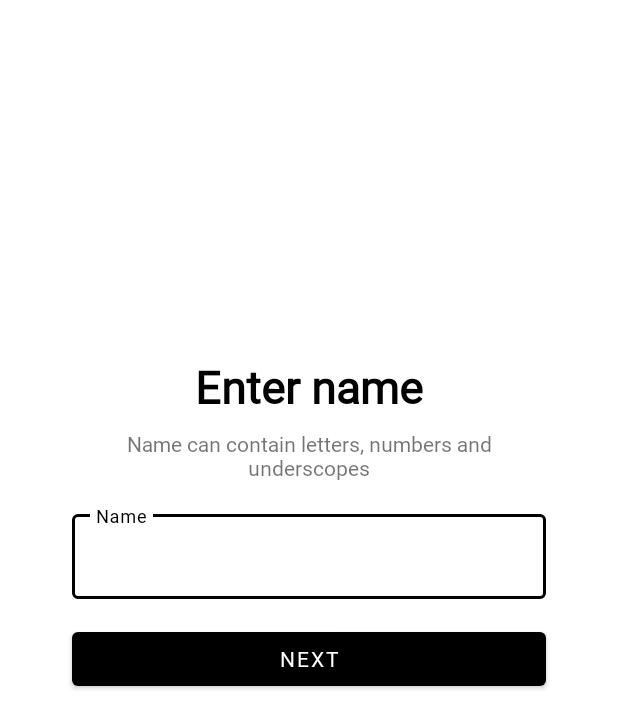
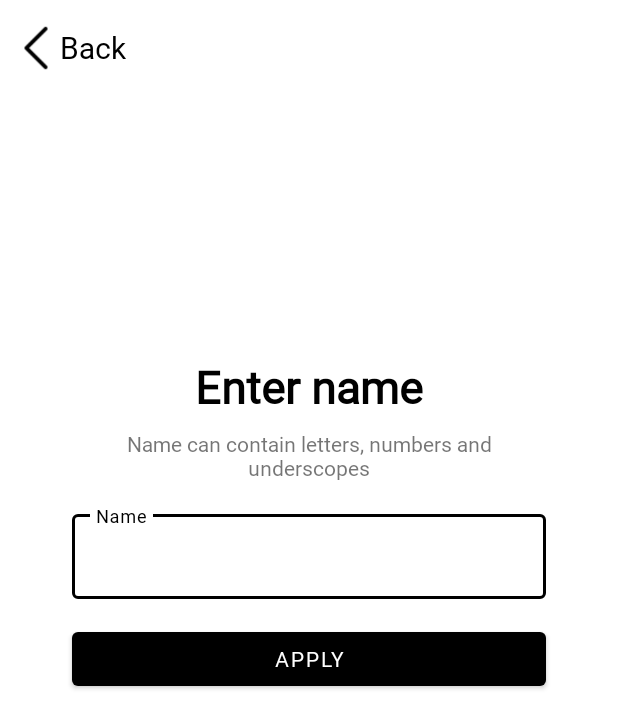
Before and after one commit to pavel-ryzhov/sea_battle, an Android app: the screen it shows after launch (MainActivity), on a phone screen of 412 x 824 dp. Shown: the top 728 px of the screen. Run offline under Robolectric (Android 15) with nearby library versions, the light colour scheme and no system bars; our stand-ins replace Dagger/Hilt's generated code; Roboto replaces fonts that are not available here.

Commit message:
commit 6

```diff
--- a/app/src/main/java/com/example/sea_battle/data/services/game/GameService.kt
+++ b/app/src/main/java/com/example/sea_battle/data/services/game/GameService.kt
@@ -10,6 +10,7 @@ abstract class GameService {
     abstract val clickLiveData: MutableLiveData<IntArray?>
     abstract val gameFinishedLiveData: MutableLiveData<Pair<Int, List<Ship>>?>
     abstract val otherPlayerExitedLiveData: MutableLiveData<Unit>
+    abstract val connectionErrorLiveData: MutableLiveData<Unit>
     abstract val otherPlayerShips: List<Ship>
     abstract val thisPlayerShips: List<Ship>
 
@@ -21,4 +22,5 @@ abstract class GameService {
     abstract fun postExit()
     abstract fun notifyThisPlayerIsReadyToStart(list: List<Ship>)
     abstract fun isJoined(): Boolean
+    abstract fun notifyFragmentDestroyed()
 }
--- a/app/src/main/java/com/example/sea_battle/presentation/auth/AuthFragment.kt
+++ b/app/src/main/java/com/example/sea_battle/presentation/auth/AuthFragment.kt
@@ -44,6 +44,9 @@ class AuthFragment : Fragment(){
             executeLiveData = true
             viewModel.checkName(binding.editTextName.text.toString())
         }
+        binding.relativeLayoutBack.setOnClickListener {
+            requireActivity().onBackPressed()
+        }
         subscribeOnLiveData()
     }
     private fun subscribeOnLiveData(){
--- a/app/src/main/res/layout/fragment_auth.xml
+++ b/app/src/main/res/layout/fragment_auth.xml
@@ -3,6 +3,31 @@
     xmlns:app="http://schemas.android.com/apk/res-auto"
     android:layout_width="match_parent"
     android:layout_height="match_parent">
+
+    <RelativeLayout
+        android:id="@+id/relativeLayoutBack"
+        android:layout_width="wrap_content"
+        android:layout_height="32dp"
+        android:layout_marginStart="8dp"
+        android:layout_marginTop="16dp"
+        app:layout_constraintStart_toStartOf="parent"
+        app:layout_constraintTop_toTopOf="parent">
+
+        <androidx.appcompat.widget.AppCompatImageView
+            android:id="@+id/imageViewBack"
+            android:layout_width="32dp"
+            android:layout_height="32dp"
+            android:background="@drawable/icon_back" />
+
+        <androidx.appcompat.widget.AppCompatTextView
+            android:layout_width="wrap_content"
+            android:layout_height="match_parent"
+            android:layout_toEndOf="@id/imageViewBack"
+            android:gravity="center_vertical"
+            android:text="@string/back"
+            android:textColor="@color/foregroundColor"
+            android:textSize="20sp" />
+    </RelativeLayout>
 
     <com.google.android.material.textview.MaterialTextView
         android:id="@+id/textViewEnterName"
@@ -59,7 +84,7 @@
         android:layout_height="wrap_content"
         android:layout_marginHorizontal="48dp"
         android:layout_marginVertical="16dp"
-        android:text="@string/next"
+        android:text="@string/apply"
         app:layout_constraintBottom_toBottomOf="parent"
         app:layout_constraintTop_toBottomOf="@id/textInputLayoutName"
         app:layout_constraintVertical_chainStyle="packed" />
--- a/app/src/main/res/layout/fragment_playground.xml
+++ b/app/src/main/res/layout/fragment_playground.xml
@@ -14,7 +14,7 @@
         android:id="@+id/constraintLayoutLoading"
         android:layout_width="match_parent"
         android:layout_height="match_parent"
-        android:background="#AA888888">
+        android:background="@color/loadingBackground">
 
         <com.google.android.material.textview.MaterialTextView
             android:id="@+id/textView"
--- a/app/src/main/res/layout/fragment_start_game.xml
+++ b/app/src/main/res/layout/fragment_start_game.xml
@@ -18,7 +18,7 @@
         android:id="@+id/constraintLayoutLoading"
         android:layout_width="match_parent"
         android:layout_height="match_parent"
-        android:background="#AA888888">
+        android:background="@color/loadingBackground">
 
         <com.google.android.material.textview.MaterialTextView
             android:id="@+id/textView"
@@ -58,7 +58,7 @@
             android:layout_marginStart="8dp"
             android:layout_marginEnd="4dp"
             android:layout_weight="1"
-            android:text="@string/back" />
+            android:text="@string/exit" />
 
         <com.google.android.material.button.MaterialButton
             android:id="@+id/buttonReady"
--- a/app/src/main/res/values-night/colors.xml
+++ b/app/src/main/res/values-night/colors.xml
@@ -2,4 +2,5 @@
 <resources>
     <color name="foregroundColor">#FFFFFFFF</color>
     <color name="backgroundColor">#FF000000</color>
+    <color name="loadingBackground">#AA444444</color>
 </resources>
--- a/app/src/main/res/values/colors.xml
+++ b/app/src/main/res/values/colors.xml
@@ -10,4 +10,5 @@
 
     <color name="foregroundColor">#FF000000</color>
     <color name="backgroundColor">#FFFFFFFF</color>
+    <color name="loadingBackground">#AA888888</color>
 </resources>
--- a/app/src/main/res/values/strings.xml
+++ b/app/src/main/res/values/strings.xml
@@ -40,6 +40,8 @@
     <string name="play_again">Play again</string>
     <string name="do_you_really_want_to_exit">Do you really want to exit?</string>
     <string name="another_player_left_the_game">Another player left the game</string>
+    <string name="apply">Apply</string>
+    <string name="connection_error">Connection error!</string>
 
     <string-array name="coords">
         <item>A</item>
```
Also changed, not shown: app/src/main/java/com/example/sea_battle/data/services/game/GameServiceImpl.kt (+13 -7 lines), app/src/main/java/com/example/sea_battle/presentation/choose_game/ChooseGameViewModel.kt (+11 -10 lines), app/src/main/java/com/example/sea_battle/presentation/playground/PlaygroundFragment.kt (+48 -1 lines), app/src/main/java/com/example/sea_battle/presentation/playground/PlaygroundViewModel.kt (+12 -1 lines), app/src/main/java/com/example/sea_battle/presentation/start_game/StartGameFragment.kt (+8 -5 lines), app/src/main/java/com/example/sea_battle/presentation/start_game/StartGameViewModel.kt (+5 -5 lines), 1 other file.
